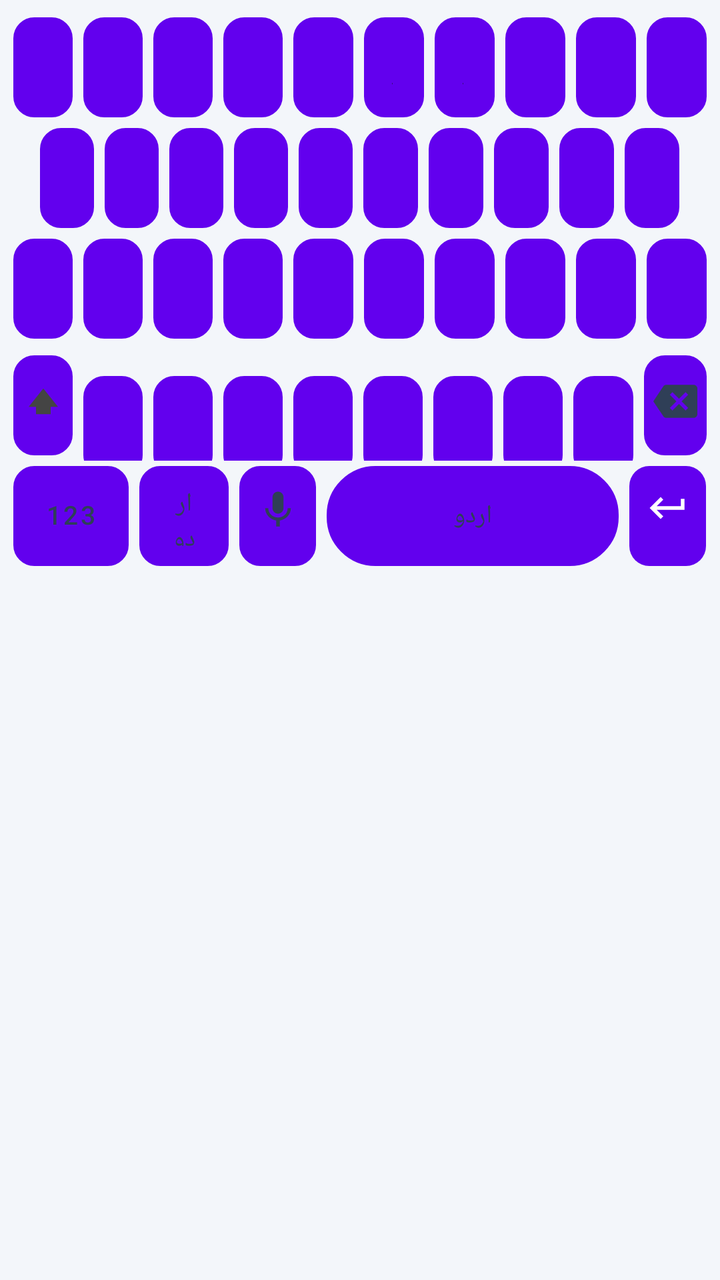
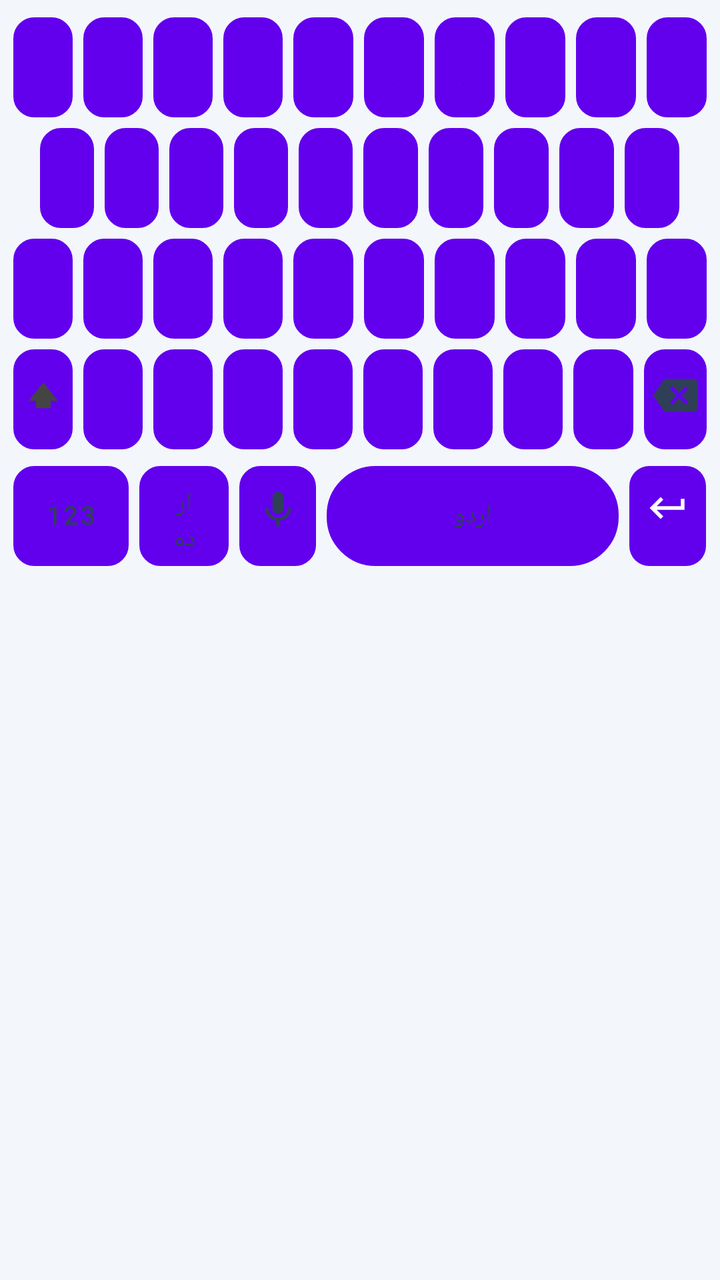

Two renders of the same Android screen: before a commit and after it. Below are the layout's source before the change and the commit's diff.
<!-- AndroidManifest.xml: fallback theme Theme.MaterialComponents.DayNight.NoActionBar -->
<!-- res/layout/keyboard_urdu.xml -->
<?xml version="1.0" encoding="utf-8"?>
<LinearLayout xmlns:android="http://schemas.android.com/apk/res/android"
    android:layout_width="match_parent"
    android:layout_height="wrap_content"
    android:background="@color/kb_bg_light"
    android:clipToPadding="false"
    android:layoutDirection="ltr"
    android:orientation="vertical"
    android:paddingStart="4dp"
    android:paddingEnd="4dp"
    android:paddingTop="6dp">

    
    <LinearLayout
        android:layout_width="match_parent"
        android:layout_height="wrap_content"
        android:orientation="horizontal">
        <Button android:id="@+id/urdu_key_1"  style="@style/KeyboardButton" android:text="ض" />
        <Button android:id="@+id/urdu_key_2"  style="@style/KeyboardButton" android:text="ص" />
        <Button android:id="@+id/urdu_key_3"  style="@style/KeyboardButton" android:text="ث" />
        <Button android:id="@+id/urdu_key_4"  style="@style/KeyboardButton" android:text="ق" />
        <Button android:id="@+id/urdu_key_5"  style="@style/KeyboardButton" android:text="ف" />
        <Button android:id="@+id/urdu_key_6"  style="@style/KeyboardButton" android:text="غ" />
        <Button android:id="@+id/urdu_key_7"  style="@style/KeyboardButton" android:text="ع" />
        <Button android:id="@+id/urdu_key_8"  style="@style/KeyboardButton" android:text="ہ" />
        <Button android:id="@+id/urdu_key_9"  style="@style/KeyboardButton" android:text="خ" />
        <Button android:id="@+id/urdu_key_10" style="@style/KeyboardButton" android:text="ح" />
    </LinearLayout>

    
    <LinearLayout
        android:layout_width="match_parent"
        android:layout_height="wrap_content"
        android:orientation="horizontal">
        <View android:layout_width="0dp" android:layout_height="0dp" android:layout_weight="0.5" />
        <Button android:id="@+id/urdu_key_11" style="@style/KeyboardButton" android:text="ج" />
        <Button android:id="@+id/urdu_key_12" style="@style/KeyboardButton" android:text="چ" />
        <Button android:id="@+id/urdu_key_13" style="@style/KeyboardButton" android:text="ظ" />
        <Button android:id="@+id/urdu_key_14" style="@style/KeyboardButton" android:text="ط" />
        <Button android:id="@+id/urdu_key_15" style="@style/KeyboardButton" android:text="ز" />
        <Button android:id="@+id/urdu_key_16" style="@style/KeyboardButton" android:text="ر" />
        <Button android:id="@+id/urdu_key_17" style="@style/KeyboardButton" android:text="ذ" />
        <Button android:id="@+id/urdu_key_18" style="@style/KeyboardButton" android:text="د" />
        <Button android:id="@+id/urdu_key_19" style="@style/KeyboardButton" android:text="ڈ" />
        <Button android:id="@+id/urdu_key_20" style="@style/KeyboardButton" android:text="ب" />
        <View android:layout_width="0dp" android:layout_height="0dp" android:layout_weight="0.5" />
    </LinearLayout>

    
    <LinearLayout
        android:layout_width="match_parent"
        android:layout_height="wrap_content"
        android:baselineAligned="false"
        android:gravity="center_vertical"
        android:layout_marginBottom="3dp"
        android:orientation="horizontal">
        <Button android:id="@+id/urdu_key_21" style="@style/KeyboardButton" android:text="پ" />
        <Button android:id="@+id/urdu_key_22" style="@style/KeyboardButton" android:text="ت" />
        <Button android:id="@+id/urdu_key_23" style="@style/KeyboardButton" android:text="ٹ" />
        <Button android:id="@+id/urdu_key_24" style="@style/KeyboardButton" android:text="ش" />
        <Button android:id="@+id/urdu_key_25" style="@style/KeyboardButton" android:text="س" />
        <Button android:id="@+id/urdu_key_26" style="@style/KeyboardButton" android:text="ک" />
        <Button android:id="@+id/urdu_key_27" style="@style/KeyboardButton" android:text="گ" />
        <Button android:id="@+id/urdu_key_28" style="@style/KeyboardButton" android:text="ل" />
        <Button android:id="@+id/urdu_key_29" style="@style/KeyboardButton" android:text="م" />
        <Button android:id="@+id/urdu_key_30" style="@style/KeyboardButton" android:text="ن" />
    </LinearLayout>

    
    <LinearLayout
        android:layout_width="match_parent"
        android:layout_height="wrap_content"
        android:orientation="horizontal">

        <Button
            android:id="@+id/urdu_key_shift"
            style="@style/KeyboardButtonShift"
            android:text=""
            android:drawableTop="@drawable/ic_shift"
            android:drawablePadding="0dp" />

        <Button android:id="@+id/urdu_key_31" style="@style/KeyboardButton" android:text="و" />
        <Button android:id="@+id/urdu_key_32" style="@style/KeyboardButton" android:text="ے" />
        <Button android:id="@+id/urdu_key_33" style="@style/KeyboardButton" android:text="ی" />
        <Button android:id="@+id/urdu_key_34" style="@style/KeyboardButton" android:text="ئ" />
        <Button android:id="@+id/urdu_key_35" style="@style/KeyboardButton" android:text="ؤ" />
        <Button android:id="@+id/urdu_key_36" style="@style/KeyboardButton" android:text="ا" />
        <Button android:id="@+id/urdu_key_37" style="@style/KeyboardButton" android:text="آ" />
        <Button android:id="@+id/urdu_key_38" style="@style/KeyboardButton" android:text="ژ" />

        <Button
            android:id="@+id/urdu_backspace"
            style="@style/KeyboardButtonIcon"
            android:text=""
            android:drawableTop="@drawable/ic_backspace"
            android:drawablePadding="0dp" />
    </LinearLayout>

    
    <LinearLayout
        android:layout_width="match_parent"
        android:layout_height="wrap_content"
        android:baselineAligned="false"
        android:gravity="center_vertical"
        android:paddingBottom="2dp"
        android:orientation="horizontal">

        <Button
            android:id="@+id/urdu_key_symbols"
            style="@style/KeyboardButtonBottomSmall"
            android:text="123" />

        <Button
            android:id="@+id/urdu_key_language"
            style="@style/KeyboardButtonLanguage"
            android:text="اردو" />

        <Button
            android:id="@+id/urdu_key_voice"
            style="@style/KeyboardButtonMic"
            android:text=""
            android:drawableTop="@drawable/ic_mic"
            android:drawablePadding="0dp" />

        <Button
            android:id="@+id/urdu_key_space"
            style="@style/KeyboardButtonSpace"
            android:text="اردو" />

        <Button
            android:id="@+id/urdu_key_enter"
            style="@style/KeyboardButtonEnter"
            android:layout_weight="0.9"
            android:text=""
            android:drawableTop="@drawable/ic_enter"
            android:drawablePadding="0dp" />
    </LinearLayout>

</LinearLayout>
<!-- resources referenced by this layout -->
<resources>
  <color name="kb_bg_light">#F3F6FA</color>
  <!-- drawable ic_enter (drawable) -->
  <?xml version="1.0" encoding="utf-8"?>
  <vector xmlns:android="http://schemas.android.com/apk/res/android"
      android:width="22dp"
      android:height="22dp"
      android:viewportWidth="24"
      android:viewportHeight="24">
      <path
          android:fillColor="#FFFFFF"
          android:pathData="M19,7v4H5.83l3.58,-3.59L8,6l-6,6 6,6 1.41,-1.41L5.83,13H21V7z" />
  </vector>
  <!-- drawable ic_shift (drawable) -->
  <?xml version="1.0" encoding="utf-8"?>
  <vector xmlns:android="http://schemas.android.com/apk/res/android"
      android:width="22dp"
      android:height="22dp"
      android:viewportWidth="24"
      android:viewportHeight="24">
      <path
          android:fillColor="#444444"
          android:pathData="M4,15h4v4h8v-4h4L12,5L4,15z" />
  </vector>
  <style name="KeyboardButtonBottomSmall" parent="KeyboardButtonFunctional">
          <item name="android:layout_weight">1.35</item>
          <item name="android:textSize">13sp</item>
      </style>
  <style name="KeyboardButtonEnter" parent="KeyboardButton">
          <item name="android:layout_weight">0.95</item>
          <item name="android:background">@drawable/key_background_enter</item>
          <item name="android:textColor">@color/kb_enter_text</item>
          <item name="android:textSize">0sp</item>
          <item name="android:paddingTop">4dp</item>
          <item name="android:paddingBottom">4dp</item>
          <item name="android:gravity">center</item>
          <item name="android:drawableTint">@color/kb_enter_text</item>
      </style>
  <style name="KeyboardButtonIcon" parent="KeyboardButtonFunctional">
          <item name="android:layout_weight">1.04</item>
          <item name="android:paddingTop">6dp</item>
          <item name="android:paddingBottom">6dp</item>
          <item name="android:textSize">0sp</item>
          <item name="android:gravity">center</item>
          <item name="android:drawableTint">@color/kb_icon_light</item>
      </style>
  <style name="KeyboardButtonLanguage" parent="KeyboardButtonFunctional">
          <item name="android:layout_weight">1.05</item>
          <item name="android:textSize">13sp</item>
      </style>
  <style name="KeyboardButtonMic" parent="KeyboardButtonFunctional">
          <item name="android:layout_weight">0.9</item>
          <item name="android:paddingTop">5dp</item>
          <item name="android:paddingBottom">5dp</item>
          <item name="android:textSize">0sp</item>
          <item name="android:gravity">center</item>
          <item name="android:drawableTint">@color/kb_icon_light</item>
      </style>
  <style name="KeyboardButtonShift" parent="KeyboardButtonIcon">
          <item name="android:layout_weight">1.0</item>
          <item name="android:drawableTint">@null</item>
      </style>
  <style name="KeyboardButtonSpace" parent="KeyboardButton">
          <item name="android:layout_weight">3.4</item>
          <item name="android:background">@drawable/key_background_space</item>
          <item name="android:textSize">13sp</item>
          <item name="android:textColor">@color/kb_text_functional_light</item>
          <item name="android:fontFamily">sans-serif</item>
      </style>
  <color name="kb_text_primary_light">#1A1C1E</color>
  <style name="KeyboardButtonFunctional" parent="KeyboardButton">
          <item name="android:background">@drawable/key_background_functional</item>
          <item name="android:textColor">@color/kb_text_functional_light</item>
          <item name="android:textSize">14sp</item>
          <item name="android:fontFamily">sans-serif-medium</item>
      </style>
  <color name="kb_enter_text">#FFFFFF</color>
  <color name="kb_icon_light">#2F3F57</color>
  <color name="kb_text_functional_light">#2F3F57</color>
  <color name="kb_ripple_light">#1F0B57D0</color>
  <color name="kb_key_light">#FFFFFF</color>
  <color name="kb_key_stroke_light">#D5DEE8</color>
  <color name="kb_accent">#0B57D0</color>
  <color name="kb_key_functional_light">#EAF1FA</color>
  <!-- unchanged entries left out for length: 7 -->
</resources>

<!-- the commit's change to res/layout/keyboard_urdu.xml (unified diff, before → after) -->
@@ -50,9 +50,6 @@
     <LinearLayout
         android:layout_width="match_parent"
         android:layout_height="wrap_content"
-        android:baselineAligned="false"
-        android:gravity="center_vertical"
-        android:layout_marginBottom="3dp"
         android:orientation="horizontal">
         <Button android:id="@+id/urdu_key_21" style="@style/KeyboardButton" android:text="پ" />
         <Button android:id="@+id/urdu_key_22" style="@style/KeyboardButton" android:text="ت" />
@@ -70,6 +67,9 @@
     <LinearLayout
         android:layout_width="match_parent"
         android:layout_height="wrap_content"
+        android:baselineAligned="false"
+        android:gravity="center_vertical"
+        android:layout_marginBottom="3dp"
         android:orientation="horizontal">
 
         <Button
